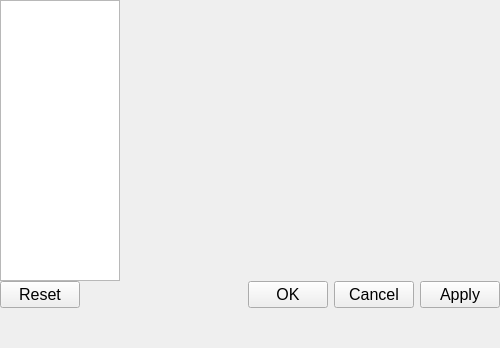
The window that source/wnd/ui/mrqproperty.ui (ww4u/megarobostudio) describes before a commit, drawn with Qt 5.
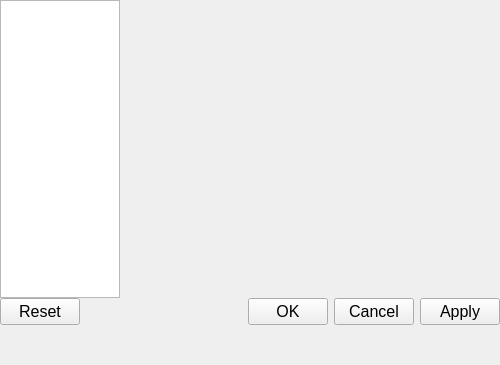
The same window after the commit.

What changed in the file:
```diff
--- a/source/wnd/ui/mrqproperty.ui
+++ b/source/wnd/ui/mrqproperty.ui
@@ -7,13 +7,19 @@
     <x>0</x>
     <y>0</y>
     <width>500</width>
-    <height>348</height>
+    <height>365</height>
    </rect>
   </property>
+  <property name="sizePolicy">
+   <sizepolicy hsizetype="Preferred" vsizetype="Expanding">
+    <horstretch>0</horstretch>
+    <verstretch>0</verstretch>
+   </sizepolicy>
+  </property>
   <property name="maximumSize">
    <size>
     <width>625</width>
-    <height>545</height>
+    <height>16777215</height>
    </size>
   </property>
   <property name="font">
```
